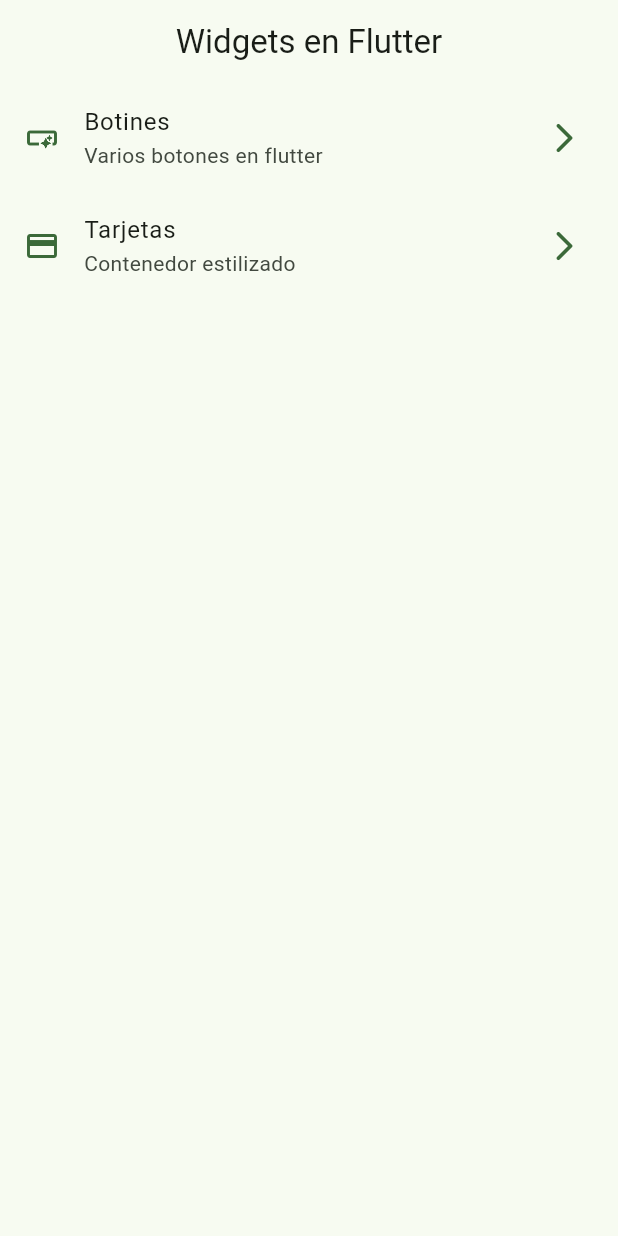
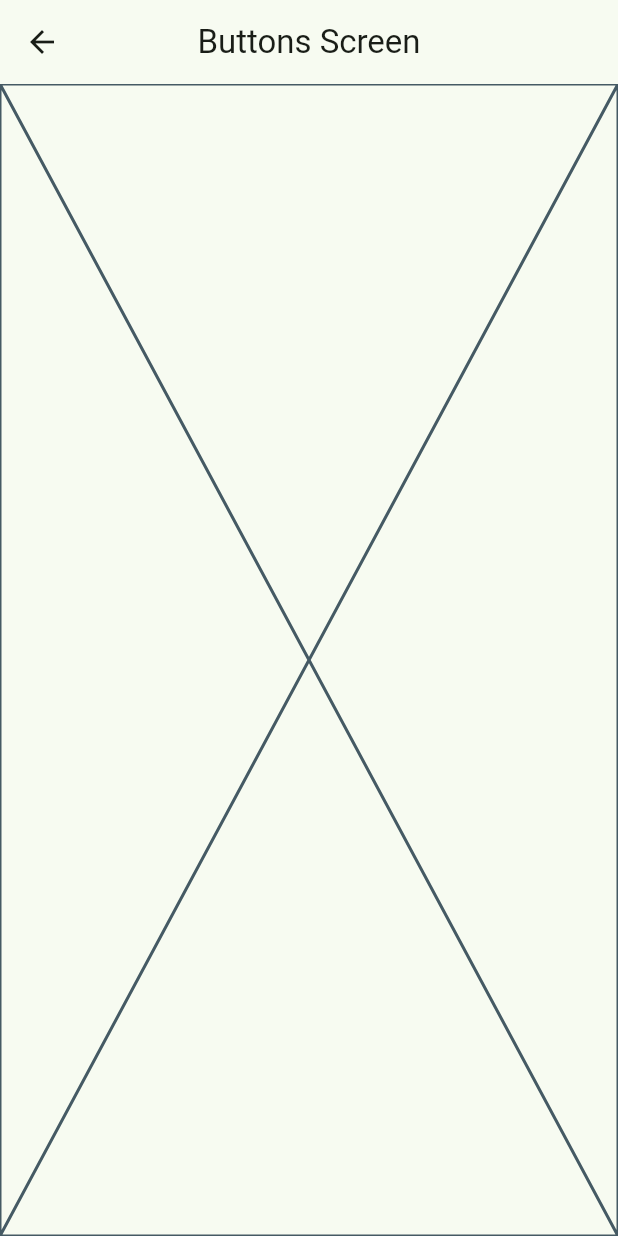
Before and after one commit to joseperezlm123/Widgets, a Flutter app: the screen it shows after launch, after a tap on "Botines", on a phone screen of 412 x 824 dp. Run offline on Flutter 3.47's test engine with Material 2 defaults, Android fonts, the phone set to English and light mode, and no system bars.

Commit message:
Rutas basicas configuradas

```diff
--- a/lib/config/menu/menu_items.dart
+++ b/lib/config/menu/menu_items.dart
@@ -15,17 +15,14 @@ class MenuItem {
 }
 
 const appMenuItems = <MenuItem>[
-
   MenuItem(
       title: "Botines",
       subTitle: "Varios botones en flutter",
       link: "/buttons",
-    icon: Icons.smart_button
-    ),
+      icon: Icons.smart_button),
   MenuItem(
       title: "Tarjetas",
       subTitle: "Contenedor estilizado",
-    link: "/card",
-    icon: Icons.credit_card
-    )
+      link: "/cards",
+      icon: Icons.credit_card)
 ];
--- a/lib/main.dart
+++ b/lib/main.dart
@@ -1,5 +1,7 @@
 import 'package:flutter/material.dart';
 import 'package:widgets_app/config/theme/app_theme.dart';
+import 'package:widgets_app/presentation/screens/buttons/buttons_screen.dart';
+import 'package:widgets_app/presentation/screens/cards/cards_screen.dart';
 import 'package:widgets_app/presentation/screens/home/home_screen.dart';
 
 void main() {
@@ -11,10 +13,14 @@ class MainApp extends StatelessWidget {
 
   @override
   Widget build(BuildContext context) {
-    return  MaterialApp(
+    return MaterialApp(
       debugShowCheckedModeBanner: false,
       theme: AppTheme(selectedColor: 3).getTheme(),
-      home:  const HomeScreen(),
+      home: const HomeScreen(),
+      routes: {
+        '/buttons': (context) => const ButtonsScreen(),
+        '/cards': (context) => const CardsScreen()
+      },
     );
   }
 }
--- /dev/null
+++ b/lib/presentation/screens/buttons/buttons_screen.dart
@@ -0,0 +1,15 @@
+import 'package:flutter/material.dart';
+
+class ButtonsScreen extends StatelessWidget {
+  const ButtonsScreen({super.key});
+
+  @override
+  Widget build(BuildContext context) {
+    return Scaffold(
+      appBar: AppBar(
+        title: const Text('Buttons Screen'),
+      ),
+      body: const Placeholder(),
+    );
+  }
+}
--- a/lib/presentation/screens/home/home_screen.dart
+++ b/lib/presentation/screens/home/home_screen.dart
@@ -55,7 +55,9 @@ class _CustomListTile extends StatelessWidget {
       title: Text(menuItem.title),
       subtitle: Text(menuItem.subTitle),
       onTap: () {
-        //TODO: navegar a otras pantallas
+        // Navigator.of(context).push(
+        //     MaterialPageRoute(builder: (context) => const ButtonsScreen()));
+        Navigator.pushNamed(context, menuItem.link);
       },
     );
   }
```
Also changed, not shown: lib/presentation/screens/cards/cards_screen.dart (added, +15 -0 lines). Lines whose indentation alone changed are shown as unchanged.
